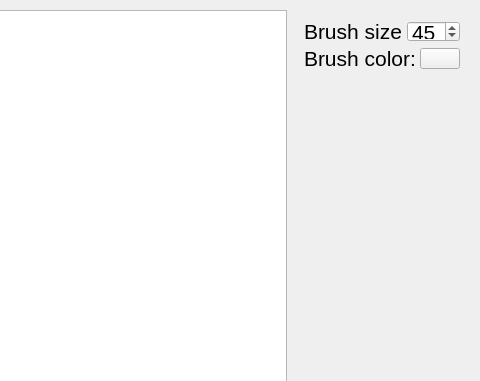
Old version of the form TryWaterColor/mainwindow.ui in the repository reijo1337/Watercolor; both pictures show x 747 to 1227 and y 0 to 381 of the 1227 by 788 pixel window.
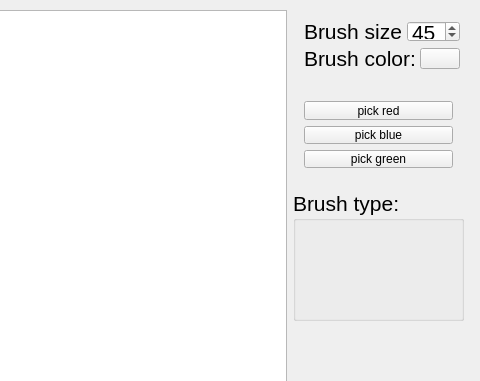
New version of the form.

Commit message: Complete strategyes for all brush types. Changed random walk of pigment realization.

The edit to the form file:
```diff
--- a/TryWaterColor/mainwindow.ui
+++ b/TryWaterColor/mainwindow.ui
@@ -27,7 +27,7 @@
      <cursorShape>BlankCursor</cursorShape>
     </property>
    </widget>
-   <widget class="QWidget" name="">
+   <widget class="QWidget" name="layoutWidget">
     <property name="geometry">
      <rect>
       <x>1040</x>
@@ -90,6 +90,57 @@
      </item>
     </layout>
    </widget>
+   <widget class="QWidget" name="layoutWidget">
+    <property name="geometry">
+     <rect>
+      <x>1040</x>
+      <y>90</y>
+      <width>171</width>
+      <height>89</height>
+     </rect>
+    </property>
+    <layout class="QVBoxLayout" name="verticalLayout_2">
+     <item>
+      <widget class="QPushButton" name="pushButton">
+       <property name="text">
+        <string>pick red</string>
+       </property>
+      </widget>
+     </item>
+     <item>
+      <widget class="QPushButton" name="pushButton_2">
+       <property name="text">
+        <string>pick blue</string>
+       </property>
+      </widget>
+     </item>
+     <item>
+      <widget class="QPushButton" name="pushButton_3">
+       <property name="text">
+        <string>pick green</string>
+       </property>
+      </widget>
+     </item>
+    </layout>
+   </widget>
+   <widget class="QGroupBox" name="groupBox">
+    <property name="geometry">
+     <rect>
+      <x>1040</x>
+      <y>190</y>
+      <width>171</width>
+      <height>131</height>
+     </rect>
+    </property>
+    <property name="font">
+     <font>
+      <pointsize>16</pointsize>
+     </font>
+    </property>
+    <property name="title">
+     <string>Brush type:</string>
+    </property>
+   </widget>
   </widget>
  </widget>
  <layoutdefault spacing="6" margin="11"/>
```
The commit also changes 8 other files.
